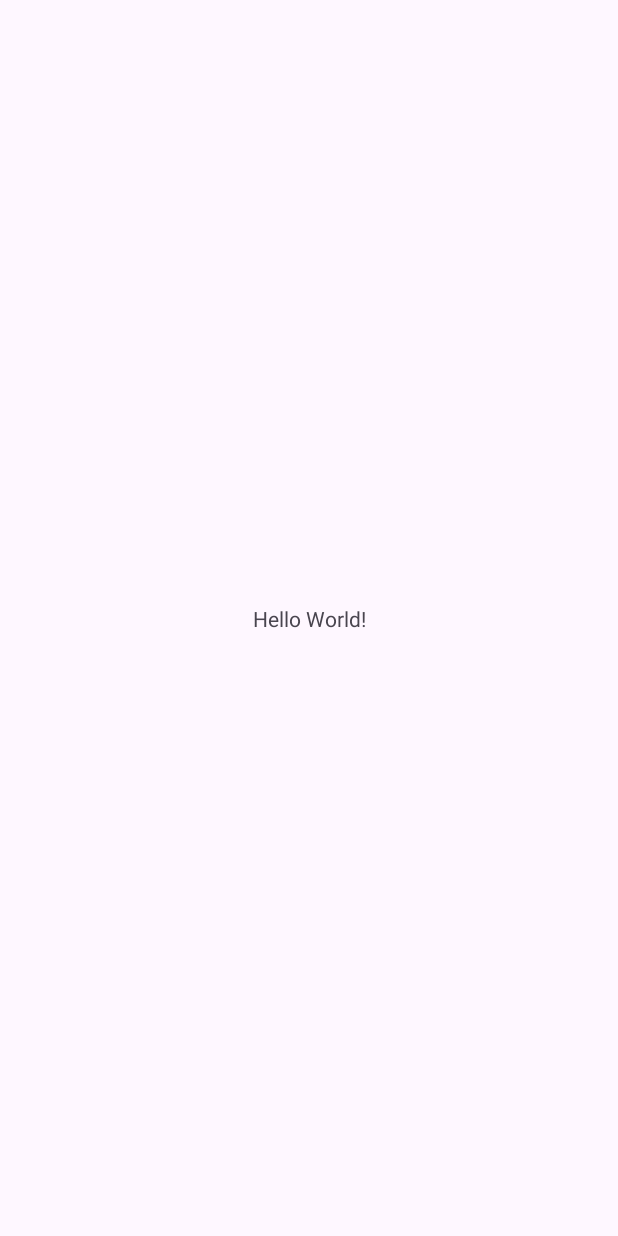
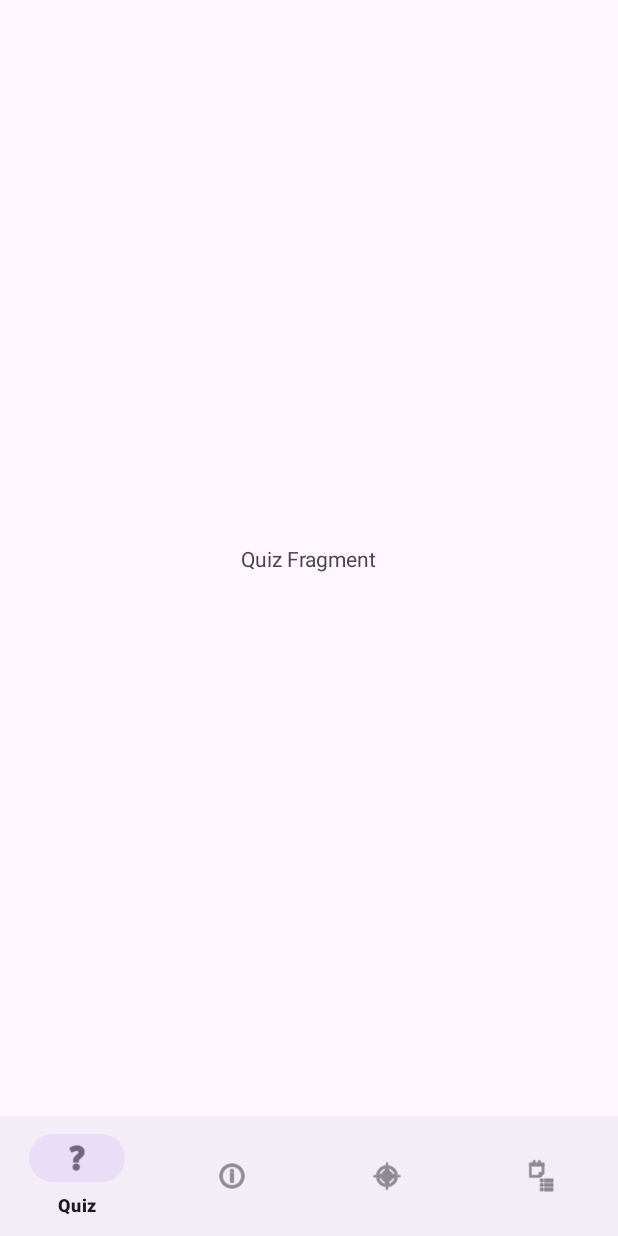
Before and after one commit to QinruoYang/personalityQuest, an Android app: the screen it shows after launch (MainActivity), on a phone screen of 412 x 824 dp. Before the commit the screen is almost empty. Run offline under Robolectric (Android 15) with nearby library versions, the phone set to English and light mode, and no system bars; our stand-ins replace navigation-ui.

Commit message:
navbar update

```diff
--- a/personalityQuest/app/build.gradle.kts
+++ b/personalityQuest/app/build.gradle.kts
@@ -43,6 +43,11 @@ dependencies {
     implementation("androidx.appcompat:appcompat:1.6.1")
     implementation("com.google.android.material:material:1.10.0")
     implementation("androidx.constraintlayout:constraintlayout:2.1.4")
+
+    implementation("androidx.navigation:navigation-fragment:2.7.5")
+    implementation ("androidx.navigation:navigation-fragment-ktx:2.7.5")
+    implementation ("androidx.navigation:navigation-ui-ktx:2.7.5")
+
     testImplementation("junit:junit:4.13.2")
     androidTestImplementation("androidx.test.ext:junit:1.1.5")
     androidTestImplementation("androidx.test.espresso:espresso-core:3.5.1")
--- a/personalityQuest/app/src/main/java/edu/uw/ischool/qy54/personalityquest/MainActivity.kt
+++ b/personalityQuest/app/src/main/java/edu/uw/ischool/qy54/personalityquest/MainActivity.kt
@@ -3,6 +3,9 @@ package edu.uw.ischool.qy54.personalityquest
 import androidx.appcompat.app.AppCompatActivity
 import android.os.Bundle
 import android.util.Log
+import androidx.navigation.findNavController
+import androidx.navigation.ui.setupWithNavController
+import com.google.android.material.bottomnavigation.BottomNavigationView
 
 class MainActivity : AppCompatActivity() {
     override fun onCreate(savedInstanceState: Bundle?) {
@@ -15,5 +18,11 @@ class MainActivity : AppCompatActivity() {
 
         val questions = repo.getQuestions()
         Log.i("test", questions.toString())
+
+
+        // Initialize BottomNavigationView
+        val navView: BottomNavigationView = findViewById(R.id.nav_view)
+        val navController = findNavController(R.id.nav_host_fragment)
+        navView.setupWithNavController(navController)
     }
 }
--- /dev/null
+++ b/personalityQuest/app/src/main/java/edu/uw/ischool/qy54/personalityquest/Quiz.kt
@@ -0,0 +1,18 @@
+package edu.uw.ischool.qy54.personalityquest
+
+import android.os.Bundle
+import android.view.LayoutInflater
+import android.view.View
+import android.view.ViewGroup
+import androidx.fragment.app.Fragment
+
+class Quiz : Fragment() {
+
+    override fun onCreateView(
+        inflater: LayoutInflater, container: ViewGroup?,
+        savedInstanceState: Bundle?
+    ): View? {
+        // Inflate the layout for this fragment
+        return inflater.inflate(R.layout.quiz, container, false)
+    }
+}
--- a/personalityQuest/app/src/main/res/layout/activity_main.xml
+++ b/personalityQuest/app/src/main/res/layout/activity_main.xml
@@ -6,13 +6,25 @@
     android:layout_height="match_parent"
     tools:context=".MainActivity">
 
-    <TextView
-        android:layout_width="wrap_content"
+    <fragment
+        android:id="@+id/nav_host_fragment"
+        android:name="androidx.navigation.fragment.NavHostFragment"
+        android:layout_width="0dp"
+        android:layout_height="0dp"
+        app:layout_constraintBottom_toTopOf="@id/nav_view"
+        app:layout_constraintEnd_toEndOf="parent"
+        app:layout_constraintStart_toStartOf="parent"
+        app:layout_constraintTop_toTopOf="parent"
+        app:navGraph="@navigation/nav_graph" />
+
+    <com.google.android.material.bottomnavigation.BottomNavigationView
+        android:id="@+id/nav_view"
+        android:layout_width="0dp"
         android:layout_height="wrap_content"
-        android:text="Hello World!"
+        android:layout_alignParentBottom="true"
         app:layout_constraintBottom_toBottomOf="parent"
         app:layout_constraintEnd_toEndOf="parent"
         app:layout_constraintStart_toStartOf="parent"
-        app:layout_constraintTop_toTopOf="parent" />
+        app:menu="@menu/bottom_nav_menu" />
 
 </androidx.constraintlayout.widget.ConstraintLayout>
--- /dev/null
+++ b/personalityQuest/app/src/main/res/layout/quiz.xml
@@ -0,0 +1,17 @@
+<?xml version="1.0" encoding="utf-8"?>
+<androidx.constraintlayout.widget.ConstraintLayout xmlns:android="http://schemas.android.com/apk/res/android"
+    xmlns:app="http://schemas.android.com/apk/res-auto"
+    android:layout_width="match_parent"
+    android:layout_height="match_parent">
+
+    <TextView
+        android:id="@+id/text_quiz"
+        android:layout_width="wrap_content"
+        android:layout_height="wrap_content"
+        android:text="Quiz Fragment"
+        app:layout_constraintLeft_toLeftOf="parent"
+        app:layout_constraintTop_toTopOf="parent"
+        app:layout_constraintRight_toRightOf="parent"
+        app:layout_constraintBottom_toBottomOf="parent" />
+
+</androidx.constraintlayout.widget.ConstraintLayout>
--- /dev/null
+++ b/personalityQuest/app/src/main/res/menu/bottom_nav_menu.xml
@@ -0,0 +1,19 @@
+<?xml version="1.0" encoding="utf-8"?>
+<menu xmlns:android="http://schemas.android.com/apk/res/android">
+    <item
+        android:id="@+id/navigation_quiz"
+        android:icon="@android:drawable/ic_menu_help"
+        android:title="Quiz" />
+    <item
+        android:id="@+id/navigation_types"
+        android:icon="@android:drawable/ic_menu_info_details"
+        android:title="Types" />
+    <item
+        android:id="@+id/navigation_compare"
+        android:icon="@android:drawable/ic_menu_compass"
+        android:title="Compare" />
+    <item
+        android:id="@+id/navigation_my_result"
+        android:icon="@android:drawable/ic_menu_agenda"
+        android:title="My Result" />
+</menu>
--- /dev/null
+++ b/personalityQuest/app/src/main/res/navigation/nav_graph.xml
@@ -0,0 +1,27 @@
+<?xml version="1.0" encoding="utf-8"?>
+<navigation xmlns:android="http://schemas.android.com/apk/res/android"
+    xmlns:app="http://schemas.android.com/apk/res-auto"
+    xmlns:tools="http://schemas.android.com/tools"
+    android:id="@+id/nav_graph"
+    app:startDestination="@id/navigation_quiz">
+
+    <fragment
+        android:id="@+id/navigation_quiz"
+        android:name="edu.uw.ischool.qy54.personalityquest.Quiz"
+        tools:layout="@layout/quiz" />
+
+    <fragment
+        android:id="@+id/navigation_types"
+        android:name="edu.uw.ischool.qy54.personalityquest.Types"
+        tools:layout="@layout/types" />
+
+    <fragment
+        android:id="@+id/navigation_compare"
+        android:name="edu.uw.ischool.qy54.personalityquest.Compare"
+        tools:layout="@layout/compare" />
+
+    <fragment
+        android:id="@+id/navigation_my_result"
+        android:name="edu.uw.ischool.qy54.personalityquest.MyResult"
+        tools:layout="@layout/my_result" />
+</navigation>
```
Also changed, not shown: personalityQuest/app/src/main/java/edu/uw/ischool/qy54/personalityquest/Compare.kt (added, +18 -0 lines), personalityQuest/app/src/main/java/edu/uw/ischool/qy54/personalityquest/MyResult.kt (added, +18 -0 lines), personalityQuest/app/src/main/java/edu/uw/ischool/qy54/personalityquest/Types.kt (added, +18 -0 lines), personalityQuest/app/src/main/res/layout/compare.xml (added, +17 -0 lines), personalityQuest/app/src/main/res/layout/my_result.xml (added, +17 -0 lines), personalityQuest/app/src/main/res/layout/types.xml (added, +17 -0 lines).
